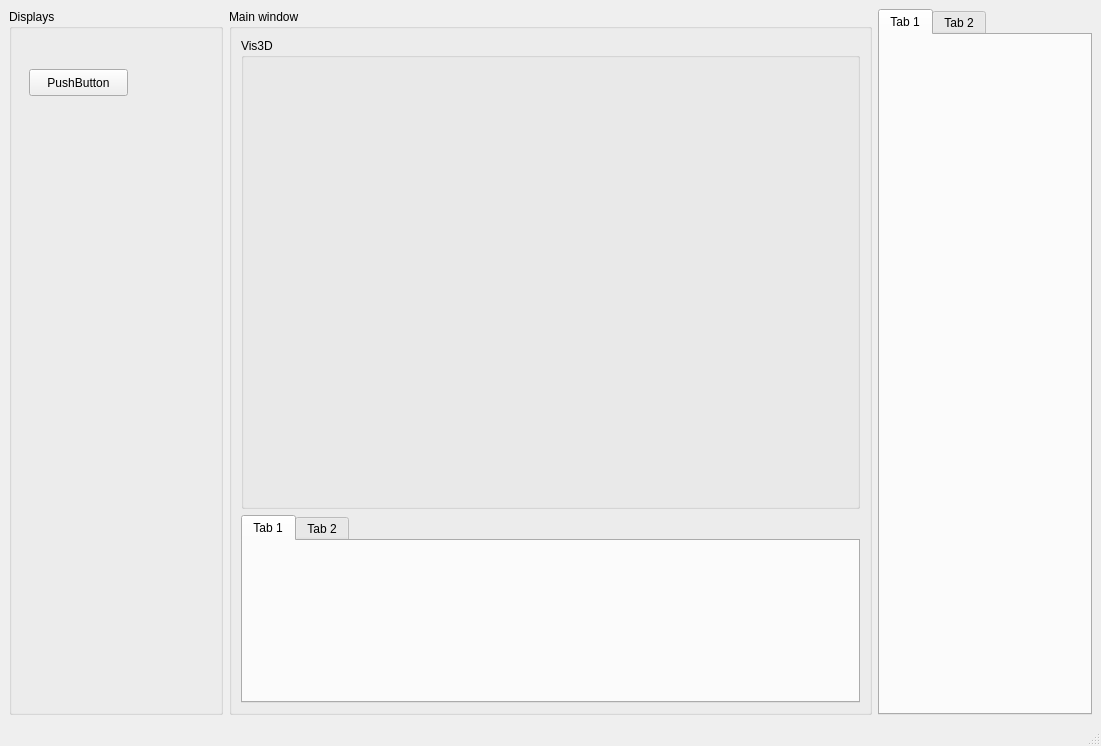
The window that main.ui (thinkerkey/XiaoqiangStudio) describes before a commit, drawn with Qt 5.
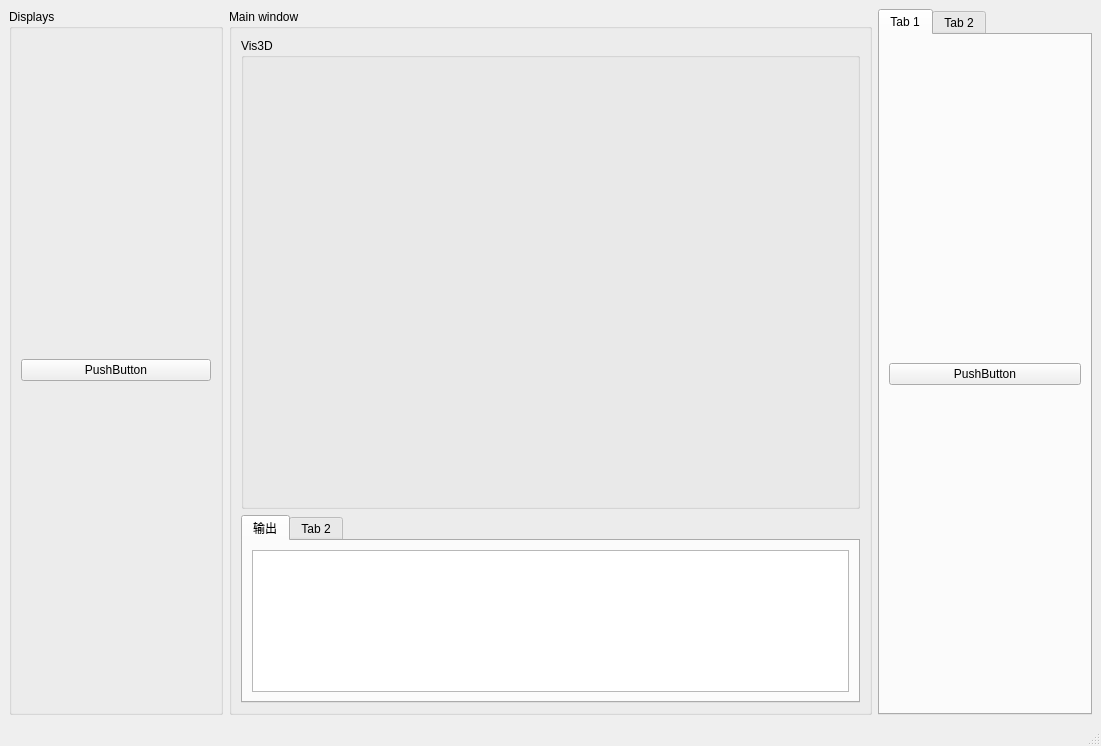
The same window after the commit. The open tabs and pages were chosen to show the change.

Diff of the .ui file:
```diff
--- a/main.ui
+++ b/main.ui
@@ -20,19 +20,15 @@
       <property name="title">
        <string>Displays</string>
       </property>
+      <layout class="QVBoxLayout" name="verticalLayout_2">
+       <item>
       <widget class="QPushButton" name="pushButton">
-       <property name="geometry">
-        <rect>
-         <x>20</x>
-         <y>60</y>
-         <width>99</width>
-         <height>27</height>
-        </rect>
-       </property>
        <property name="text">
         <string>PushButton</string>
        </property>
       </widget>
+       </item>
+      </layout>
      </widget>
     </item>
     <item>
@@ -53,8 +49,13 @@
         <widget class="QTabWidget" name="tabwidget_main">
          <widget class="QWidget" name="tab_3">
           <attribute name="title">
-           <string>Tab 1</string>
+           <string>输出</string>
           </attribute>
+          <layout class="QVBoxLayout" name="verticalLayout">
+           <item>
+            <widget class="QTextEdit" name="textedit_log_info"/>
+           </item>
+          </layout>
          </widget>
          <widget class="QWidget" name="tab_4">
           <attribute name="title">
@@ -75,6 +76,15 @@
        <attribute name="title">
         <string>Tab 1</string>
        </attribute>
+       <layout class="QVBoxLayout" name="verticalLayout_4">
+        <item>
+         <widget class="QPushButton" name="pushButton_2">
+          <property name="text">
+           <string>PushButton</string>
+          </property>
+         </widget>
+        </item>
+       </layout>
       </widget>
       <widget class="QWidget" name="tab_2">
        <attribute name="title">
```
Left out of the diff: 3 changed lines with no effect on the pictures. Lines whose indentation alone changed are shown as unchanged.
